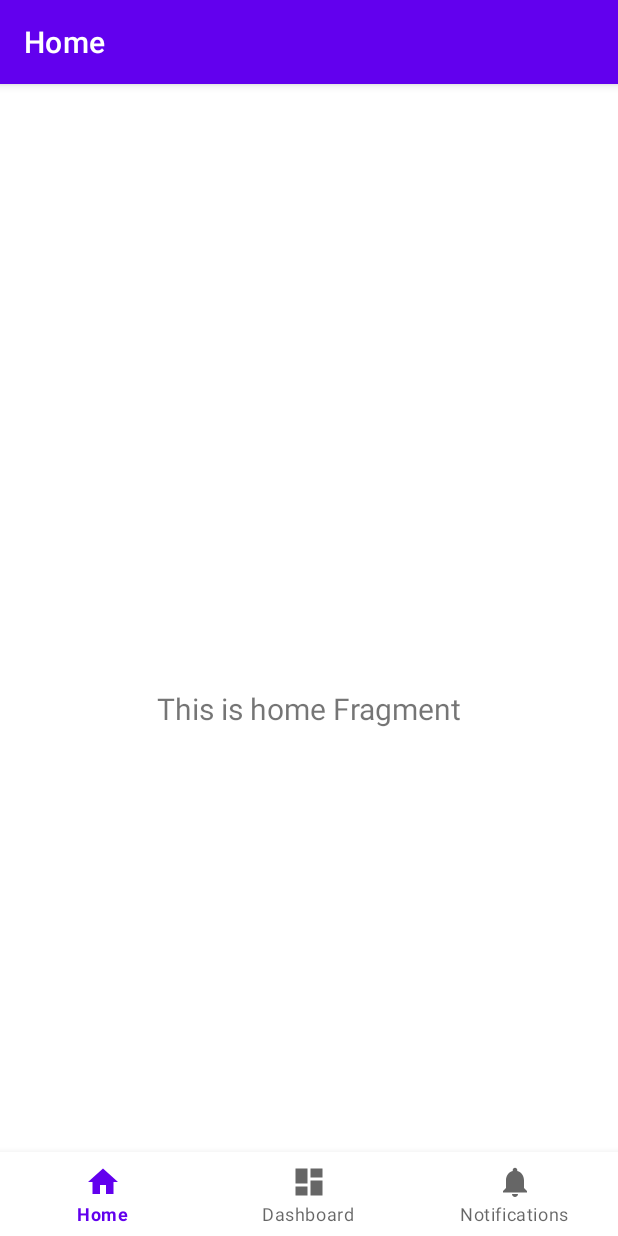
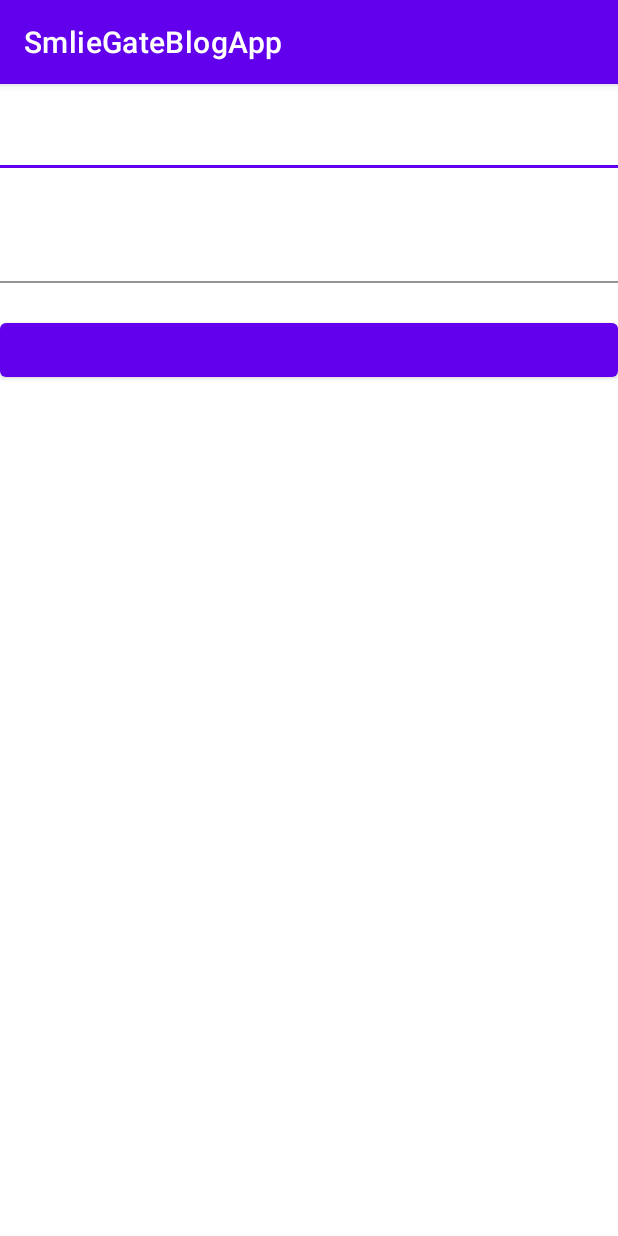
Before and after one commit to kimgaheeme/smilegate-blog, an Android app: the screen it shows after launch (MainActivity before the commit, LoginActivity after it), on a phone screen of 412 x 824 dp. Run offline under Robolectric (Android 15) with nearby library versions, the phone set to English and light mode, and no system bars; our stand-ins replace Dagger/Hilt's generated code.

Commit message:
Feat: add login activity and viewModel
### [Feat]: [add login activity and viewModel]


# 1.로그인 Activity 와 viewmodel 생성

```diff
--- a/src/BlogApp/app/build.gradle
+++ b/src/BlogApp/app/build.gradle
@@ -68,8 +68,6 @@ dependencies {
     // dagger - Hilt
     implementation "com.google.dagger:hilt-android:$dagger_hilt_version"
     kapt "com.google.dagger:hilt-android-compiler:$dagger_hilt_version"
-    implementation "androidx.hilt:hilt-lifecycle-viewmodel:$dagger_hilt_viewmodel_version"
-    kapt "androidx.hilt:hilt-compiler:$dagger_hilt_viewmodel_version"
 
     // Activity KTX for viewModels()
     implementation "androidx.activity:activity-ktx:$activity_ktx_version"
--- a/src/BlogApp/app/src/main/java/com/smilegateblog/smliegateblog/presentation/home/HomeViewModel.kt
+++ /dev/null
@@ -1,13 +0,0 @@
-package com.smilegateblog.smliegateblog.presentation.home
-
-import androidx.lifecycle.LiveData
-import androidx.lifecycle.MutableLiveData
-import androidx.lifecycle.ViewModel
-
-class HomeViewModel : ViewModel() {
-
-    private val _text = MutableLiveData<String>().apply {
-        value = "This is home Fragment"
-    }
-    val text: LiveData<String> = _text
-}
--- a/src/BlogApp/app/src/main/java/com/smilegateblog/smliegateblog/MainActivity.kt
+++ b/src/BlogApp/app/src/main/java/com/smilegateblog/smliegateblog/presentation/main/MainActivity.kt
@@ -1,4 +1,4 @@
-package com.smilegateblog.smliegateblog
+package com.smilegateblog.smliegateblog.presentation.main
 
 import android.os.Bundle
 import com.google.android.material.bottomnavigation.BottomNavigationView
@@ -7,6 +7,7 @@ import androidx.navigation.findNavController
 import androidx.navigation.ui.AppBarConfiguration
 import androidx.navigation.ui.setupActionBarWithNavController
 import androidx.navigation.ui.setupWithNavController
+import com.smilegateblog.smliegateblog.R
 import com.smilegateblog.smliegateblog.databinding.ActivityMainBinding
 
 class MainActivity : AppCompatActivity() {
--- a/src/BlogApp/app/src/main/java/com/smilegateblog/smliegateblog/presentation/home/HomeFragment.kt
+++ b/src/BlogApp/app/src/main/java/com/smilegateblog/smliegateblog/presentation/main/notifications/NotificationsFragment.kt
@@ -1,4 +1,4 @@
-package com.smilegateblog.smliegateblog.presentation.home
+package com.smilegateblog.smliegateblog.presentation.main.notifications
 
 import android.os.Bundle
 import android.view.LayoutInflater
@@ -7,11 +7,11 @@ import android.view.ViewGroup
 import android.widget.TextView
 import androidx.fragment.app.Fragment
 import androidx.lifecycle.ViewModelProvider
-import com.smilegateblog.smliegateblog.databinding.FragmentHomeBinding
+import com.smilegateblog.smliegateblog.databinding.FragmentNotificationsBinding
 
-class HomeFragment : Fragment() {
+class NotificationsFragment : Fragment() {
 
-    private var _binding: FragmentHomeBinding? = null
+    private var _binding: FragmentNotificationsBinding? = null
 
     // This property is only valid between onCreateView and
     // onDestroyView.
@@ -22,14 +22,14 @@ class HomeFragment : Fragment() {
         container: ViewGroup?,
         savedInstanceState: Bundle?
     ): View {
-        val homeViewModel =
-            ViewModelProvider(this).get(HomeViewModel::class.java)
+        val notificationsViewModel =
+            ViewModelProvider(this).get(NotificationsViewModel::class.java)
 
-        _binding = FragmentHomeBinding.inflate(inflater, container, false)
+        _binding = FragmentNotificationsBinding.inflate(inflater, container, false)
         val root: View = binding.root
 
-        val textView: TextView = binding.textHome
-        homeViewModel.text.observe(viewLifecycleOwner) {
+        val textView: TextView = binding.textNotifications
+        notificationsViewModel.text.observe(viewLifecycleOwner) {
             textView.text = it
         }
         return root
--- /dev/null
+++ b/src/BlogApp/app/src/main/res/layout/activity_login.xml
@@ -0,0 +1,59 @@
+<?xml version="1.0" encoding="utf-8"?>
+<RelativeLayout
+    xmlns:android="http://schemas.android.com/apk/res/android"
+    xmlns:app="http://schemas.android.com/apk/res-auto"
+    xmlns:tools="http://schemas.android.com/tools"
+    android:layout_width="match_parent"
+
+    android:layout_height="match_parent"
+    tools:context=".presentation.login.LoginActivity">
+
+    <LinearLayout
+        android:orientation="vertical"
+        android:layout_width="match_parent"
+        android:layout_height="wrap_content">
+
+
+        <com.google.android.material.textfield.TextInputLayout
+            android:layout_width="match_parent"
+            app:errorEnabled="true"
+            android:id="@+id/email_input"
+            app:boxBackgroundColor="@android:color/transparent"
+            android:layout_height="wrap_content">
+            <com.google.android.material.textfield.TextInputEditText
+                android:layout_width="match_parent"
+                android:id="@+id/email_edit_text"
+                android:layout_height="wrap_content"/>
+        </com.google.android.material.textfield.TextInputLayout>
+
+        <com.google.android.material.textfield.TextInputLayout
+            android:layout_width="match_parent"
+            android:id="@+id/nickname_input"
+            app:errorEnabled="true"
+            app:boxBackgroundColor="@android:color/transparent"
+            android:layout_height="wrap_content">
+            <com.google.android.material.textfield.TextInputEditText
+                android:layout_width="match_parent"
+                android:inputType="text"
+                android:id="@+id/nickname_edit_text"
+                android:layout_height="wrap_content"/>
+        </com.google.android.material.textfield.TextInputLayout>
+
+        <com.google.android.material.button.MaterialButton
+            android:layout_width="match_parent"
+            android:id="@+id/login_button"
+            android:layout_height="wrap_content"/>
+
+    </LinearLayout>
+
+
+
+    <com.google.android.material.button.MaterialButton
+        android:layout_width="wrap_content"
+        android:id="@+id/register_button"
+        style="@style/Widget.MaterialComponents.Button.TextButton"
+        android:layout_alignParentBottom="true"
+        android:layout_centerHorizontal="true"
+        android:layout_height="wrap_content"/>
+
+</RelativeLayout>
--- a/src/BlogApp/app/src/main/res/layout/fragment_dashboard.xml
+++ b/src/BlogApp/app/src/main/res/layout/fragment_dashboard.xml
@@ -4,7 +4,7 @@
     xmlns:tools="http://schemas.android.com/tools"
     android:layout_width="match_parent"
     android:layout_height="match_parent"
-    tools:context=".presentation.dashboard.DashboardFragment">
+    tools:context=".presentation.main.dashboard.DashboardFragment">
 
     <TextView
         android:id="@+id/text_dashboard"
--- a/src/BlogApp/app/src/main/res/layout/fragment_home.xml
+++ b/src/BlogApp/app/src/main/res/layout/fragment_home.xml
@@ -4,7 +4,7 @@
     xmlns:tools="http://schemas.android.com/tools"
     android:layout_width="match_parent"
     android:layout_height="match_parent"
-    tools:context=".presentation.home.HomeFragment">
+    tools:context=".presentation.main.home.HomeFragment">
 
     <TextView
         android:id="@+id/text_home"
--- a/src/BlogApp/app/src/main/res/layout/fragment_notifications.xml
+++ b/src/BlogApp/app/src/main/res/layout/fragment_notifications.xml
@@ -4,7 +4,7 @@
     xmlns:tools="http://schemas.android.com/tools"
     android:layout_width="match_parent"
     android:layout_height="match_parent"
-    tools:context=".presentation.notifications.NotificationsFragment">
+    tools:context=".presentation.main.notifications.NotificationsFragment">
 
     <TextView
         android:id="@+id/text_notifications"
--- a/src/BlogApp/app/src/main/res/navigation/mobile_navigation.xml
+++ b/src/BlogApp/app/src/main/res/navigation/mobile_navigation.xml
@@ -7,19 +7,19 @@
 
     <fragment
         android:id="@+id/navigation_home"
-        android:name="com.smilegateblog.smliegateblog.presentation.home.HomeFragment"
+        android:name="com.smilegateblog.smliegateblog.presentation.main.home.HomeFragment"
         android:label="@string/title_home"
         tools:layout="@layout/fragment_home" />
 
     <fragment
         android:id="@+id/navigation_dashboard"
-        android:name="com.smilegateblog.smliegateblog.presentation.dashboard.DashboardFragment"
+        android:name="com.smilegateblog.smliegateblog.presentation.main.dashboard.DashboardFragment"
         android:label="@string/title_dashboard"
         tools:layout="@layout/fragment_dashboard" />
 
     <fragment
         android:id="@+id/navigation_notifications"
-        android:name="com.smilegateblog.smliegateblog.presentation.notifications.NotificationsFragment"
+        android:name="com.smilegateblog.smliegateblog.presentation.main.notifications.NotificationsFragment"
         android:label="@string/title_notifications"
         tools:layout="@layout/fragment_notifications" />
 </navigation>
--- a/src/BlogApp/app/src/main/res/values/strings.xml
+++ b/src/BlogApp/app/src/main/res/values/strings.xml
@@ -3,4 +3,8 @@
     <string name="title_home">Home</string>
     <string name="title_dashboard">Dashboard</string>
     <string name="title_notifications">Notifications</string>
+
+
+
+    <string name="error_email_not_valid">이메일이 적절하지 않습니다.</string>
 </resources>
```
Also changed, not shown: src/BlogApp/app/src/main/AndroidManifest.xml (+11 -6 lines), src/BlogApp/app/src/main/java/com/smilegateblog/smliegateblog/presentation/dashboard/DashboardViewModel.kt (deleted, +0 -13 lines), src/BlogApp/app/src/main/java/com/smilegateblog/smliegateblog/presentation/login/LoginActivity.kt (added, +104 -0 lines), src/BlogApp/app/src/main/java/com/smilegateblog/smliegateblog/presentation/login/LoginViewModel.kt (added, +72 -0 lines), src/BlogApp/app/src/main/java/com/smilegateblog/smliegateblog/presentation/main/dashboard/DashboardFragment.kt (renamed from src/BlogApp/app/src/main/java/com/smilegateblog/smliegateblog/presentation/notifications/NotificationsFragment.kt, +9 -9 lines), src/BlogApp/app/src/main/java/com/smilegateblog/smliegateblog/presentation/main/dashboard/DashboardViewModel.kt (added, +17 -0 lines), src/BlogApp/app/src/main/java/com/smilegateblog/smliegateblog/presentation/main/home/HomeFragment.kt (renamed from src/BlogApp/app/src/main/java/com/smilegateblog/smliegateblog/presentation/dashboard/DashboardFragment.kt, +9 -9 lines), src/BlogApp/app/src/main/java/com/smilegateblog/smliegateblog/presentation/main/home/HomeViewModel.kt (added, +17 -0 lines), src/BlogApp/app/src/main/java/com/smilegateblog/smliegateblog/presentation/main/notifications/NotificationsViewModel.kt (added, +17 -0 lines), src/BlogApp/app/src/main/java/com/smilegateblog/smliegateblog/presentation/notifications/NotificationsViewModel.kt (deleted, +0 -13 lines).
